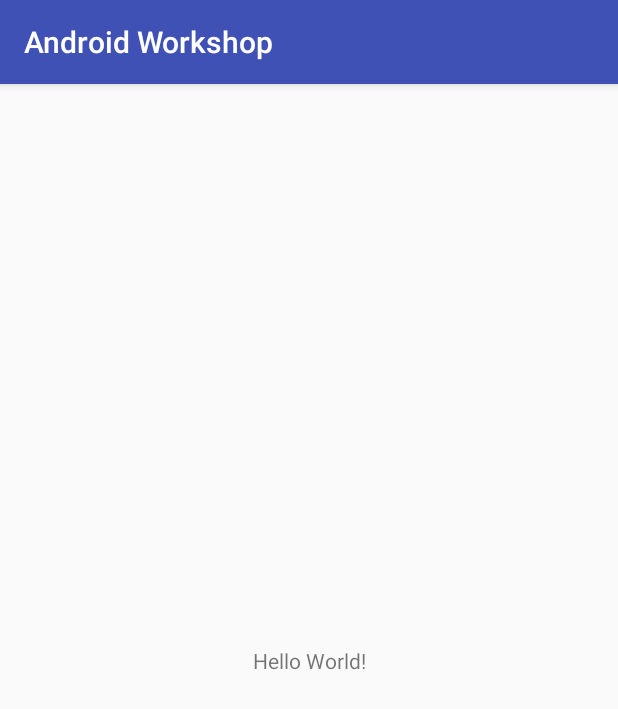
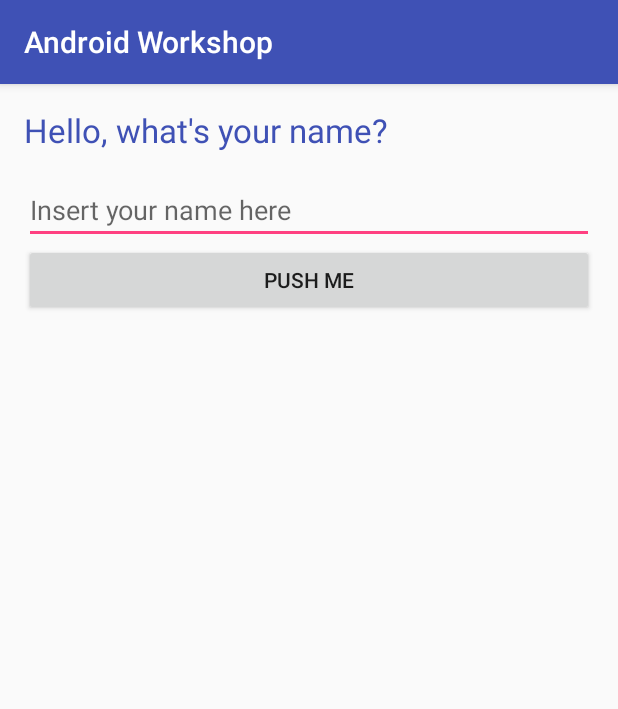
Before and after one commit to EsteveAguilera/Introducing-Android-The-Workshop, an Android app: the screen it shows after launch (MainActivity), on a phone screen of 412 x 824 dp. Shown: the top 709 px of the screen. Run offline under Robolectric (Android 15) with nearby library versions, the phone set to English and light mode, and no system bars.

Commit message:
Add some UI elements

```diff
--- a/app/src/main/res/layout/activity_main.xml
+++ b/app/src/main/res/layout/activity_main.xml
@@ -4,15 +4,30 @@
     xmlns:tools="http://schemas.android.com/tools"
     android:layout_width="match_parent"
     android:layout_height="match_parent"
-    tools:context="io.github.esteveaguilera.androidworkshop.MainActivity">
+    tools:context="io.github.esteveaguilera.androidworkshop.MainActivity"
+    android:padding="16dp">
 
     <TextView
+        android:id="@+id/tv_label"
         android:layout_width="wrap_content"
         android:layout_height="wrap_content"
-        android:text="Hello World!"
-        app:layout_constraintBottom_toBottomOf="parent"
-        app:layout_constraintLeft_toLeftOf="parent"
-        app:layout_constraintRight_toRightOf="parent"
-        app:layout_constraintTop_toTopOf="parent" />
+        android:textSize="22sp"
+        android:textColor="@color/colorPrimary"
+        android:text="Hello, what\'s your name?"/>
+
+    <EditText
+        android:id="@+id/et_write_your_name"
+        android:layout_width="match_parent"
+        android:layout_height="wrap_content"
+        android:layout_marginTop="16dp"
+        android:hint="Insert your name here"
+        android:inputType="text"
+        app:layout_constraintTop_toBottomOf="@id/tv_label"/>
+
+   <Button
+       android:layout_width="match_parent"
+       android:layout_height="wrap_content"
+       android:text="Push me"
+       app:layout_constraintTop_toBottomOf="@id/et_write_your_name"/>
 
 </android.support.constraint.ConstraintLayout>
```
